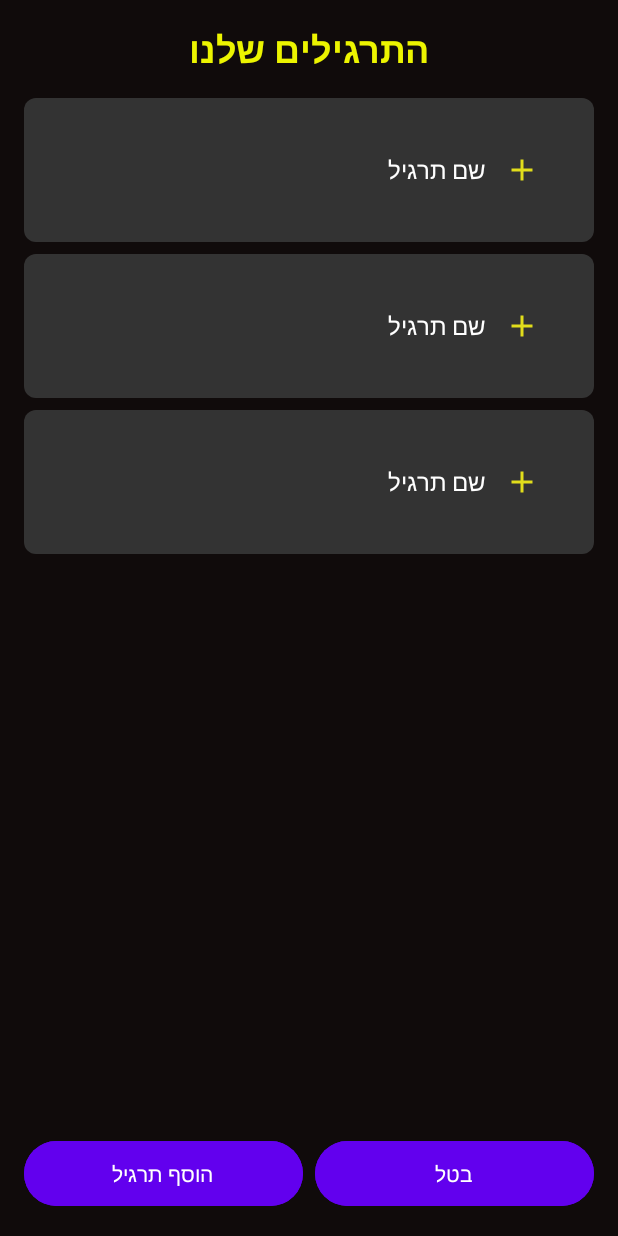
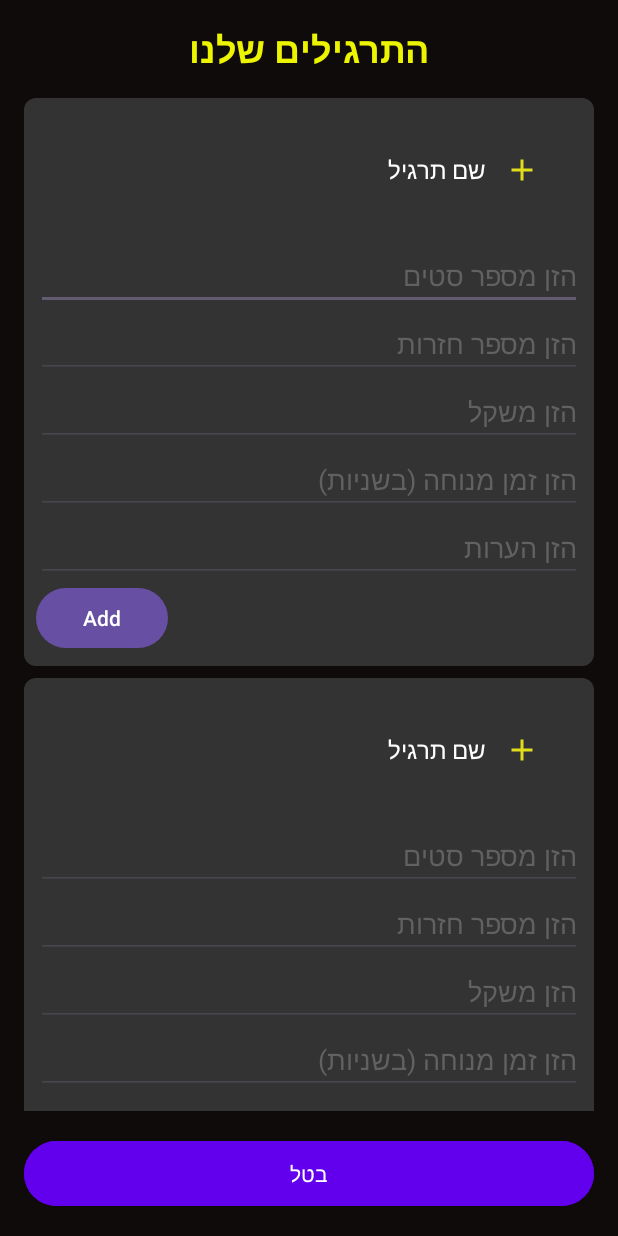
Before and after one commit to GalAngel15/Gym_Project_AndroidStudio, an Android app: the layout activity_our_exercises.xml on its own in the app's theme, with its tools: preview values and no code run, on a phone screen of 412 x 824 dp. Run offline under Robolectric (Android 15) with nearby library versions, the phone set to English and light mode, and no system bars.

Commit message:
30/07 plus button works

```diff
--- a/app/src/main/java/com/example/gymproject/activities/AddExerciseFromLibraryActivity.java
+++ b/app/src/main/java/com/example/gymproject/activities/AddExerciseFromLibraryActivity.java
@@ -41,7 +41,7 @@ public class AddExerciseFromLibraryActivity extends BaseActivity {
         setContentView(R.layout.activity_our_exercises);
         exerciseList = new ArrayList<>();
         initViews();
-        initButtons();
+        //initButtons();
         ImageLoader.init(this);
     }
 
@@ -53,6 +53,7 @@ public class AddExerciseFromLibraryActivity extends BaseActivity {
         recyclerView=findViewById(R.id.ourExercisesRecyclerView);
         adapter = new BuiltExerciseAdapter(this, exerciseList);
         recyclerView.setLayoutManager(new LinearLayoutManager(this));
+        recyclerView.setAdapter(adapter);
 
         DatabaseUtils.loadAllWarehouseExercises(new ValueEventListener() {
             @Override
--- a/app/src/main/java/com/example/gymproject/adapters/BuiltExerciseAdapter.java
+++ b/app/src/main/java/com/example/gymproject/adapters/BuiltExerciseAdapter.java
@@ -1,20 +1,23 @@
 package com.example.gymproject.adapters;
 
 import android.content.Context;
+import android.util.Log;
 import android.view.LayoutInflater;
 import android.view.View;
 import android.view.ViewGroup;
 import android.widget.ImageButton;
 import android.widget.ImageView;
+import android.widget.LinearLayout;
 import android.widget.TextView;
+import android.widget.Toast;
 
 import androidx.annotation.NonNull;
 import androidx.recyclerview.widget.RecyclerView;
 
 import com.example.gymproject.R;
 import com.example.gymproject.models.BuiltExercise;
-import com.example.gymproject.models.CustomExercise;
 import com.example.gymproject.utilities.ImageLoader;
+import com.google.android.material.button.MaterialButton;
 
 import java.util.List;
 
@@ -31,7 +34,7 @@ public class BuiltExerciseAdapter extends RecyclerView.Adapter<BuiltExerciseAdap
     @NonNull
     @Override
     public BuiltExerciseViewHolder onCreateViewHolder(@NonNull ViewGroup parent, int viewType) {
-        View view = LayoutInflater.from(context).inflate(R.layout.item_workout_exercise, parent, false);
+        View view = LayoutInflater.from(context).inflate(R.layout.item_built_exercise, parent, false);
         return new BuiltExerciseViewHolder(view);
     }
 
@@ -43,13 +46,27 @@ public class BuiltExerciseAdapter extends RecyclerView.Adapter<BuiltExerciseAdap
 
         ImageLoader.getInstance().load(imageUrl, holder.imageViewExercise);
 
-//        holder.btnAdd.setOnClickListener(new View.OnClickListener() {
-//            @Override
-//            public void onClick(View v) {
-//                // קריאה לפונקציה שתבצע את הפעולה הרצויה
-//                onAddButtonClick(exercise);
-//            }
-//        });
+        // הגדרת הפעולה בלחיצה על הכפתור
+        if (holder.btnShowInputFields == null) {
+            Log.e("BuiltExerciseAdapter", "btnAdd is null at position: " + position);
+        } else {
+            holder.btnShowInputFields.setOnClickListener(new View.OnClickListener() {
+                @Override
+                public void onClick(View v) {
+                    if(holder.inputDetailsLayout.getVisibility() == View.VISIBLE){
+                        holder.inputDetailsLayout.setVisibility(View.GONE);
+                    }else{
+                        holder.inputDetailsLayout.setVisibility(View.VISIBLE);
+                    }
+                }
+            });
+        }
+        holder.btnAddBuiltExercise.setOnClickListener(new View.OnClickListener() {
+            @Override
+            public void onClick(View v) {
+                Toast.makeText(context, "Exercise added successfully", Toast.LENGTH_SHORT).show();
+            }
+        });
     }
 
     @Override
@@ -61,17 +78,18 @@ public class BuiltExerciseAdapter extends RecyclerView.Adapter<BuiltExerciseAdap
 
         ImageView imageViewExercise;
         TextView textViewExerciseName;
-        ImageButton btnAdd;
+        ImageButton btnShowInputFields;
+        MaterialButton btnAddBuiltExercise;
+        LinearLayout inputDetailsLayout;
 
 
         public BuiltExerciseViewHolder(@NonNull View itemView) {
             super(itemView);
             imageViewExercise = itemView.findViewById(R.id.imageViewExercise);
             textViewExerciseName = itemView.findViewById(R.id.textViewExerciseName);
-            btnAdd = itemView.findViewById(R.id.btnAdd);
+            btnShowInputFields = itemView.findViewById(R.id.btnShowInputFields);
+            inputDetailsLayout = itemView.findViewById(R.id.inputDetailsLayout);
+            btnAddBuiltExercise = itemView.findViewById(R.id.btnAddBuiltExercise);
         }
     }
-    private void onAddButtonClick(BuiltExercise exercise) {
-        return;
-    }
 }
--- a/app/src/main/res/layout/activity_our_exercises.xml
+++ b/app/src/main/res/layout/activity_our_exercises.xml
@@ -35,16 +35,16 @@
         android:orientation="horizontal"
         android:paddingTop="16dp">
 
-        <Button
-            android:id="@+id/btnAddBuiltExercise"
-            android:layout_width="0dp"
-            android:layout_height="wrap_content"
-            android:layout_weight="1"
-            android:text="הוסף תרגיל"
-            android:backgroundTint="#6200EE"
-            android:textColor="#FFFFFF"
-            android:padding="12dp"
-            android:layout_marginEnd="8dp"/>
+<!--        <Button-->
+<!--            android:id="@+id/btnAddBuiltExercise"-->
+<!--            android:layout_width="0dp"-->
+<!--            android:layout_height="wrap_content"-->
+<!--            android:layout_weight="1"-->
+<!--            android:text="הוסף תרגיל"-->
+<!--            android:backgroundTint="#6200EE"-->
+<!--            android:textColor="#FFFFFF"-->
+<!--            android:padding="12dp"-->
+<!--            android:layout_marginEnd="8dp"/>-->
 
         <Button
             android:id="@+id/btnCancel"
--- a/app/src/main/res/layout/item_built_exercise.xml
+++ b/app/src/main/res/layout/item_built_exercise.xml
@@ -2,10 +2,16 @@
 <LinearLayout xmlns:android="http://schemas.android.com/apk/res/android"
     android:layout_width="match_parent"
     android:layout_height="wrap_content"
-    android:orientation="horizontal"
+    android:orientation="vertical"
     android:padding="8dp"
     android:background="@drawable/rounded_corners_background"
     android:layout_marginBottom="8dp">
+
+    <!-- פריסה ראשית -->
+    <LinearLayout
+        android:layout_width="match_parent"
+        android:layout_height="wrap_content"
+        android:orientation="horizontal">
 
         <!-- תמונה של התרגיל -->
         <ImageView
@@ -29,7 +35,7 @@
 
         <!-- כפתור הוספה -->
         <ImageButton
-        android:id="@+id/btnAdd"
+            android:id="@+id/btnShowInputFields"
             android:layout_width="48dp"
             android:layout_height="48dp"
             android:src="@drawable/baseline_add"
@@ -37,5 +43,63 @@
             android:contentDescription="הוסף"
             android:layout_gravity="center_vertical"
             android:layout_marginEnd="16dp"/>
+    </LinearLayout>
+
+    <!-- פריסה נוספת לקלט מהמשתמש -->
+    <LinearLayout
+        android:id="@+id/inputDetailsLayout"
+        android:layout_width="match_parent"
+        android:layout_height="wrap_content"
+        android:orientation="vertical"
+        android:paddingTop="8dp"
+        android:visibility="visible">
+
+        <!-- שדות קלט -->
+        <EditText
+            android:id="@+id/inputSets"
+            android:layout_width="match_parent"
+            android:layout_height="wrap_content"
+            android:textColorHint="@color/hints"
+            android:hint="הזן מספר סטים"
+            android:textColor="#FFFFFF"/>
+
+        <EditText
+            android:id="@+id/inputReps"
+            android:layout_width="match_parent"
+            android:layout_height="wrap_content"
+            android:textColorHint="@color/hints"
+            android:hint="הזן מספר חזרות"
+            android:textColor="#FFFFFF"/>
+
+        <EditText
+            android:id="@+id/inputWeight"
+            android:layout_width="match_parent"
+            android:layout_height="wrap_content"
+            android:hint="הזן משקל"
+            android:textColorHint="@color/hints"
+            android:textColor="#FFFFFF"/>
+
+        <EditText
+            android:id="@+id/inputRest"
+            android:layout_width="match_parent"
+            android:layout_height="wrap_content"
+            android:hint="הזן זמן מנוחה (בשניות)"
+            android:textColorHint="@color/hints"
+            android:textColor="#FFFFFF"/>
+
+        <EditText
+            android:id="@+id/inputNotes"
+            android:layout_width="match_parent"
+            android:layout_height="wrap_content"
+            android:hint="הזן הערות"
+            android:textColorHint="@color/hints"
+            android:textColor="#FFFFFF"/>
+
+        <com.google.android.material.button.MaterialButton
+            android:id="@+id/btnAddBuiltExercise"
+            android:layout_width="wrap_content"
+            android:layout_height="wrap_content"
+            android:text="Add"/>
 
     </LinearLayout>
+</LinearLayout>
```
Lines whose indentation alone changed are shown as unchanged.
